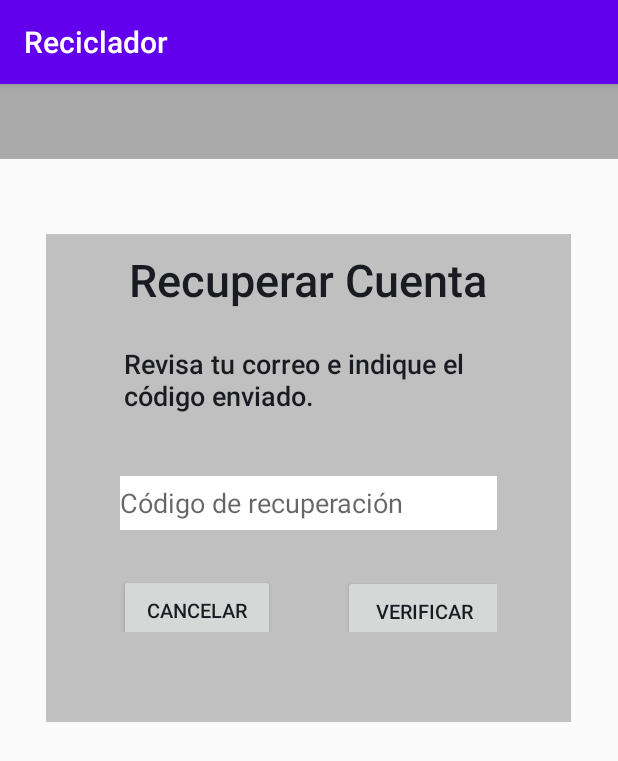
After one commit to equipo2ua/Reciclador, an Android app: the RecoverAccount screen opened directly, with no data from a screen before it, on a phone screen of 412 x 824 dp. The commit adds this screen. Shown: the top 761 px of the screen. Run offline under Robolectric (Android 15) with nearby library versions, the phone set to English and light mode, and no system bars.

Commit message:
Create Layout
Recuperar Cuenta, Ingresar Codigo, Nueva Contraseña

```diff
--- a/app/src/main/AndroidManifest.xml
+++ b/app/src/main/AndroidManifest.xml
@@ -9,7 +9,10 @@
         android:roundIcon="@mipmap/ic_launcher_round"
         android:supportsRtl="true"
         android:theme="@style/AppTheme">
-        <activity android:name=".InicioSesion"></activity>
+        <activity android:name=".NewPassword"></activity>
+        <activity android:name=".RecoverAccount" />
+        <activity android:name=".EnterCode" />
+        <activity android:name=".InicioSesion" />
         <activity android:name=".RegistroUsuario" />
         <activity android:name=".MainActivity">
             <intent-filter>
--- a/app/src/main/java/com/example/reciclador/MainActivity.java
+++ b/app/src/main/java/com/example/reciclador/MainActivity.java
@@ -11,7 +11,7 @@ public class MainActivity extends AppCompatActivity {
     @Override
     protected void onCreate(Bundle savedInstanceState) {
         super.onCreate(savedInstanceState);
-        setContentView(R.layout.crear_recoleccion);
+        setContentView(R.layout.activity_inicio_sesion);
     }
     public void onclicInisioSesion(View view){
         Intent siguiente = new Intent(this, InicioSesion.class);
--- /dev/null
+++ b/app/src/main/java/com/example/reciclador/RecoverAccount.java
@@ -0,0 +1,14 @@
+package com.example.reciclador;
+
+import androidx.appcompat.app.AppCompatActivity;
+
+import android.os.Bundle;
+
+public class RecoverAccount extends AppCompatActivity {
+
+    @Override
+    protected void onCreate(Bundle savedInstanceState) {
+        super.onCreate(savedInstanceState);
+        setContentView(R.layout.activity_recover_account);
+    }
+}
--- /dev/null
+++ b/app/src/main/res/layout/activity_recover_account.xml
@@ -0,0 +1,144 @@
+<?xml version="1.0" encoding="utf-8"?>
+<androidx.constraintlayout.widget.ConstraintLayout
+    xmlns:android="http://schemas.android.com/apk/res/android"
+    xmlns:app="http://schemas.android.com/apk/res-auto"
+    xmlns:tools="http://schemas.android.com/tools"
+    android:layout_width="match_parent"
+    android:layout_height="match_parent"
+    tools:context=".RecoverAccount">
+
+    <ScrollView
+        android:layout_width="match_parent"
+        android:layout_height="match_parent"
+        tools:layout_editor_absoluteX="0dp"
+        tools:layout_editor_absoluteY="0dp">
+
+        <LinearLayout
+            android:layout_width="match_parent"
+            android:layout_height="wrap_content"
+            android:orientation="vertical">
+
+            <RelativeLayout
+                android:id="@+id/padre"
+                android:layout_width="match_parent"
+                android:layout_height="match_parent"
+                tools:ignore="UselessParent"
+                tools:layout_editor_absoluteX="0dp"
+                tools:layout_editor_absoluteY="0dp">
+
+
+                <TextView
+                    android:id="@+id/top"
+                    android:layout_width="match_parent"
+                    android:layout_height="wrap_content"
+                    android:height="50dp"
+                    android:background="@android:color/darker_gray"
+                    android:gravity="center"
+                    android:textColor="@android:color/black" />
+
+                <ImageView
+                    android:id="@+id/imageView"
+                    android:layout_width="40dp"
+                    android:layout_height="40dp"
+                    android:layout_marginStart="10dp"
+                    android:layout_marginTop="5dp"
+                    android:contentDescription="@string/todo"
+                    app:srcCompat="@android:drawable/sym_def_app_icon" />
+
+
+                <LinearLayout
+                    android:layout_width="match_parent"
+                    android:layout_height="404dp"
+                    android:layout_below="@id/top"
+                    android:layout_marginTop="0dp"
+                    android:orientation="vertical">
+
+                    <LinearLayout
+                        android:layout_width="350dp"
+                        android:layout_height="325dp"
+                        android:layout_gravity="center"
+                        android:layout_marginTop="50dp"
+                        android:background="#C0C0C0"
+                        android:orientation="vertical"
+                        tools:ignore="UselessParent">
+
+                        <TextView
+                            style="@style/TextAppearance.Compat.Notification.Title"
+                            android:layout_width="wrap_content"
+                            android:layout_height="wrap_content"
+                            android:layout_gravity="center"
+                            android:layout_marginTop="10dp"
+                            android:text="@string/recover_account"
+                            android:textSize="30sp" />
+
+                        <TextView
+                            style="@style/TextAppearance.Compat.Notification.Title"
+                            android:layout_width="246dp"
+                            android:layout_height="62dp"
+                            android:layout_gravity="center"
+                            android:layout_marginTop="23dp"
+                            android:width="230dp"
+                            android:text="@string/enter_code"
+                            android:textSize="18sp" />
+
+                        <EditText
+                            android:layout_width="wrap_content"
+                            android:layout_height="36dp"
+                            android:layout_gravity="center"
+                            android:layout_marginTop="25dp"
+                            android:width="251dp"
+                            android:autofillHints=""
+                            android:background="@android:color/white"
+                            android:hint="@string/codigorecuperacion"
+                            android:inputType="textWebPassword" />
+
+                        <LinearLayout
+                            android:layout_width="252dp"
+                            android:layout_height="wrap_content"
+                            android:layout_gravity="center_horizontal"
+                            android:orientation="horizontal">
+
+
+                            <Button
+                                style="@style/TextAppearance.Compat.Notification.Title"
+                                android:layout_width="104dp"
+                                android:layout_height="wrap_content"
+                                android:layout_gravity="center"
+                                android:layout_marginTop="19dp"
+                                android:text="@string/Cancelar"
+                                android:textSize="13sp"
+                                tools:ignore="ButtonStyle" />
+
+                            <Button
+                                style="@style/TextAppearance.Compat.Notification.Title"
+                                android:layout_width="108dp"
+                                android:layout_height="wrap_content"
+                                android:layout_gravity="center"
+                                android:layout_marginStart="45dp"
+                                android:layout_marginTop="20dp"
+                                android:text="@string/verificar"
+                                android:textSize="13sp"
+                                tools:ignore="ButtonStyle" />
+
+                        </LinearLayout>
+
+
+                    </LinearLayout>
+
+                </LinearLayout>
+
+            </RelativeLayout>
+        </LinearLayout>
+    </ScrollView>
+
+    <TextView
+        android:id="@+id/bot"
+        android:layout_width="match_parent"
+        android:layout_height="wrap_content"
+        android:height="50dp"
+        android:background="@android:color/darker_gray"
+        tools:layout_editor_absoluteX="0dp"
+        tools:layout_editor_absoluteY="683dp"
+        tools:ignore="MissingConstraints" />
+
+</androidx.constraintlayout.widget.ConstraintLayout>
--- a/app/src/main/res/values/strings.xml
+++ b/app/src/main/res/values/strings.xml
@@ -9,11 +9,20 @@
     <string name="Callenum">Calle y Numeración</string>
     <string name="Teléfono">Teléfono</string>
     <string name="Comuna">Comuna</string>
-    <string name="Constraseña">ContraseÃ±a</string>
+    <string name="Constraseña">Contraseña</string>
+    <string name="repeatpassword">Repetir Contraseña</string>
     <string name="repetirContraseña">Repetir Contraseña</string>
     <string name="Cancelar">Cancelar</string>
     <string name="Crear">Crear</string>
     <string name="Login">Login</string>
     <string name="todo">TODO</string>
+    <string name="correo_electronico">Correo electronico</string>
+    <string name="recuperar_cuenta">Indica tu correo para poder enviar el código con el cual podrás recuperar tu cuenta.</string>
+    <string name="recover_account">Recuperar Cuenta</string>
+    <string name="enviar">Enviar</string>
+    <string name="enter_code">Revisa tu correo e indique el código enviado. </string>
+    <string name="verificar">Verificar</string>
+    <string name="codigorecuperacion">Código de recuperación</string>
+    <string name="newpassword">Crea una nueva contraseña</string>
 
 </resources>
```
Also changed, not shown: app/src/main/java/com/example/reciclador/EnterCode.java (added, +14 -0 lines), app/src/main/java/com/example/reciclador/NewPassword.java (added, +14 -0 lines), app/src/main/res/layout/activity_enter_code.xml (added, +140 -0 lines), app/src/main/res/layout/activity_new_password.xml (added, +144 -0 lines).
